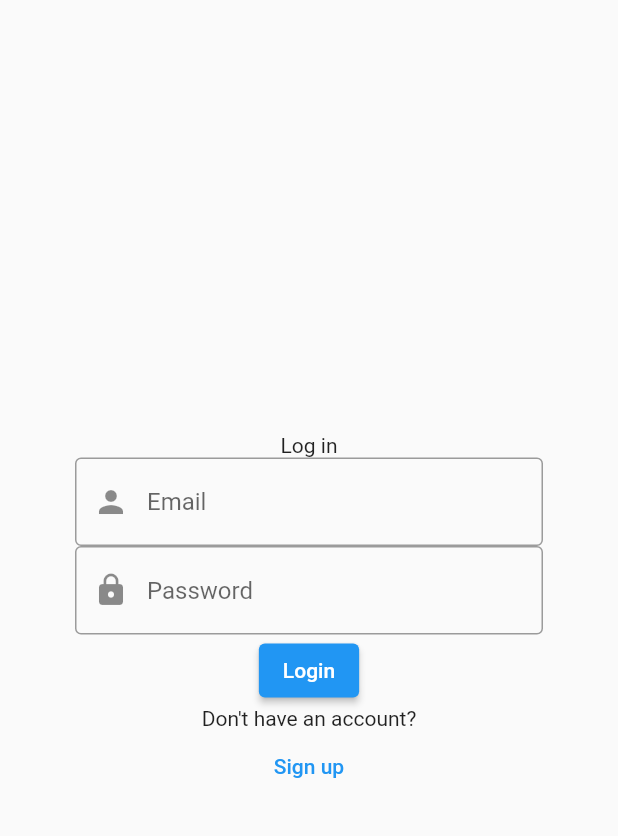
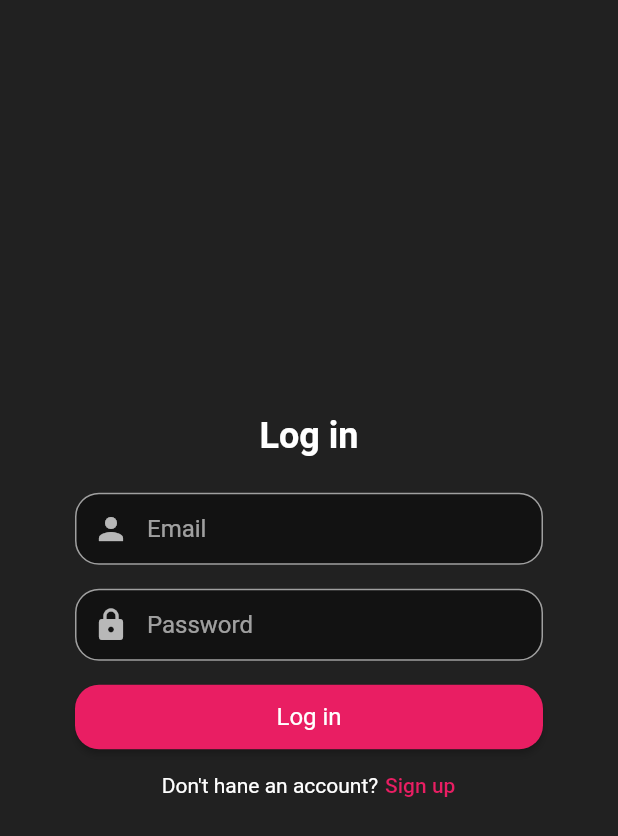
Before and after one commit to Elfsilon/flutter_study, a Flutter app: the screen it shows after launch, on a phone screen of 412 x 824 dp. Shown: the top 836 px of the screen. Run offline on Flutter 3.47's test engine with Material 2 defaults, Android fonts, the phone set to English and light mode, and no system bars.

Commit message:
Configure theme, finish design

```diff
--- /dev/null
+++ b/firebase_auth/lib/layouts/componnets/auth_body.dart
@@ -0,0 +1,65 @@
+import 'package:flutter/material.dart';
+
+class AuthLayoutConstants {
+  static const double titleBottomGap = 24.0;
+  static const double formGap = 16.0;
+  static const double rowGap = 4.0;
+  static const double layoutHorizontalPadding = 50.0;
+}
+
+class AuthBody extends StatelessWidget {
+  const AuthBody({
+    Key? key,
+    required this.title,
+    required this.subscription,
+    required this.subscriptionButton,
+    required this.formKey,
+    required this.children,
+  }) : super(key: key);
+
+  final String title;
+  final String subscription;
+  final TextButton subscriptionButton;
+  final GlobalKey<FormState> formKey;
+  final List<Widget> children;
+
+  @override
+  Widget build(BuildContext context){
+    return Center(
+      child: Container(
+        padding: const EdgeInsets.symmetric(
+          horizontal: AuthLayoutConstants.layoutHorizontalPadding
+        ),
+        child: Column(
+          mainAxisSize: MainAxisSize.max,
+          mainAxisAlignment: MainAxisAlignment.center,
+          children: [
+            Text(
+              title,
+              style: Theme.of(context).textTheme.headline6,
+            ),
+            const SizedBox(height: AuthLayoutConstants.titleBottomGap),
+            Form(
+              key: formKey,
+              child: ListView.separated(
+                padding: EdgeInsets.zero,
+                shrinkWrap: true,
+                itemCount: children.length,
+                separatorBuilder: (context, index) => const SizedBox(height: AuthLayoutConstants.formGap),
+                itemBuilder: (context, index) => children[index],
+              ),
+            ),
+            Row(
+              mainAxisAlignment: MainAxisAlignment.center,
+              children: [
+                Text(subscription),
+                const SizedBox(width: AuthLayoutConstants.rowGap),
+                subscriptionButton,
+              ],
+            ),
+          ],
+        ),
+      ),
+    );
+  }
+}
--- a/firebase_auth/lib/layouts/login_layout.dart
+++ b/firebase_auth/lib/layouts/login_layout.dart
@@ -1,4 +1,5 @@
 import 'package:firebase_auth/helpers/validator.dart';
+import 'package:firebase_auth/layouts/componnets/auth_body.dart';
 import 'package:flutter/material.dart';
 
 class LoginLayout extends StatelessWidget {
@@ -8,51 +9,44 @@ final _formKey = GlobalKey<FormState>();
 
   @override
   Widget build(BuildContext context){
-    return Center(
-      child: Container(
-        padding: const EdgeInsets.symmetric(horizontal: 50),
-        child: Column(
-          mainAxisSize: MainAxisSize.min,
-          children: [
-            const Text("Log in"),
-            Form(
-              key: _formKey,
-              child: Column(
-                mainAxisSize: MainAxisSize.min,
+    return AuthBody(
+      formKey: _formKey,
+      title: "Log in",
+      subscription: "Don't hane an account?",
+      subscriptionButton: TextButton(
+        onPressed: () => Navigator.pushNamed(context, "/signup"),
+        child: const Text("Sign up")
+      ),
       children: [
         TextFormField(
+          keyboardType: TextInputType.emailAddress,
           decoration: const InputDecoration(
             hintText: "Email",
             prefixIcon: Icon(Icons.person),
-                      border: OutlineInputBorder(),
           ),
           validator: (value) => Validator.email(value),
         ),
         TextFormField(
+          keyboardType: TextInputType.visiblePassword,
           decoration: const InputDecoration(
             hintText: "Password",
             prefixIcon: Icon(Icons.lock),
-                      border: OutlineInputBorder(),
           ),
           obscureText: true,
         ),
-                  ElevatedButton(
+        SizedBox(
+          width: double.infinity,
+          child: ElevatedButton(
             onPressed: () {
               if (_formKey.currentState!.validate()) {
                 print("correct");
               }
               print("incorrect");
             },
-                    child: const Text("Login"),
-                  ),
-                  const Text("Don't have an account?"),
-                  TextButton(onPressed: () => Navigator.pushNamed(context, "/signup"), child: const Text("Sign up")),
-                ],
+            child: const Text("Log in"),
           ),
         ),
       ],
-        ),
-      ),
     );
   }
 }
--- a/firebase_auth/lib/layouts/signup_layout.dart
+++ b/firebase_auth/lib/layouts/signup_layout.dart
@@ -1,4 +1,5 @@
 import 'package:firebase_auth/helpers/validator.dart';
+import 'package:firebase_auth/layouts/componnets/auth_body.dart';
 import 'package:flutter/material.dart';
 
 class SignupLayout extends StatelessWidget {
@@ -8,52 +9,45 @@ class SignupLayout extends StatelessWidget {
 
   @override
   Widget build(BuildContext context){
-    return Center(
-      child: Container(
-        padding: const EdgeInsets.symmetric(horizontal: 50),
-        child: Column(
-          mainAxisSize: MainAxisSize.min,
-          children: [
-            const Text("Sign up"),
-            Form(
-              key: _formKey,
-              child: Column(
-                mainAxisSize: MainAxisSize.min,
+    return AuthBody(
+      formKey: _formKey,
+      title: "Sign up",
+      subscription: "Already have an account?",
+      subscriptionButton: TextButton(
+        onPressed: () => Navigator.pushNamed(context, "/login"),
+        child: const Text("Log in"),
+      ),
       children: [
         TextFormField(
+          keyboardType: TextInputType.emailAddress,
           decoration: const InputDecoration(
             hintText: "Email",
             prefixIcon: Icon(Icons.person),
-                      border: OutlineInputBorder(),
           ),
           validator: (value) => Validator.email(value),
         ),
         TextFormField(
+          keyboardType: TextInputType.visiblePassword,
           decoration: const InputDecoration(
             hintText: "Password",
             prefixIcon: Icon(Icons.lock),
-                      border: OutlineInputBorder(),
           ),
           obscureText: true,
           validator: (value) => Validator.password(value),
         ),
-                  ElevatedButton(
+        SizedBox(
+          width: double.infinity,
+          child: ElevatedButton(
             onPressed: () {
               if (_formKey.currentState!.validate()) {
                 print("correct");
               }
               print("incorrect");
             },
-                    child: const Text("Login"),
-                  ),
-                  const Text("Already have an account?"),
-                  TextButton(onPressed: () => Navigator.pushNamed(context, "/login"), child: const Text("Log in"))
-                ],
+            child: const Text("Sign up"),
           ),
         ),
       ],
-        ),
-      ),
     );
   }
 }
--- a/firebase_auth/lib/main.dart
+++ b/firebase_auth/lib/main.dart
@@ -2,6 +2,12 @@ import 'package:firebase_auth/pages/congrats_page.dart';
 import 'package:firebase_auth/pages/login_page.dart';
 import 'package:firebase_auth/pages/signup_page.dart';
 import 'package:flutter/material.dart';
+
+class Constants {
+  static const borderRadius = BorderRadius.all(Radius.circular(16));
+
+  static const double padXS = 12.0;
+}
 
 void main() {
   runApp(const MyApp());
@@ -15,7 +21,43 @@ class MyApp extends StatelessWidget {
     return MaterialApp(
       title: 'Flutter Demo',
       theme: ThemeData(
-        primarySwatch: Colors.blue,
+        brightness: Brightness.dark,
+        primarySwatch: Colors.pink,
+        scaffoldBackgroundColor: Colors.grey.shade900,
+        textTheme: const TextTheme(
+          headline6: TextStyle(fontSize: 24.0, fontWeight: FontWeight.bold),
+          bodyText2: TextStyle(fontSize: 14.0),
+        ),
+        elevatedButtonTheme: ElevatedButtonThemeData(
+          style: ButtonStyle(
+            tapTargetSize: MaterialTapTargetSize.shrinkWrap,
+            textStyle: MaterialStateProperty.all(const TextStyle(
+              fontSize: 16,
+            )),
+            padding: MaterialStateProperty.all(
+              const EdgeInsets.symmetric(vertical: Constants.padXS)
+            ),
+            // minimumSize: MaterialStateProperty.all(const Size.fromHeight(0)),
+            shape: MaterialStateProperty.all(const RoundedRectangleBorder(
+              borderRadius: Constants.borderRadius,
+            )),
+          ),
+        ),
+        textButtonTheme: TextButtonThemeData(
+          style: ButtonStyle(
+            minimumSize: MaterialStateProperty.all(Size.zero),
+            padding: MaterialStateProperty.all(EdgeInsets.zero),
+          ),
+        ),
+        inputDecorationTheme: const InputDecorationTheme(
+          filled: true,
+          fillColor: Colors.black45,
+          contentPadding: EdgeInsets.all(Constants.padXS),
+          border: OutlineInputBorder(
+            borderRadius: Constants.borderRadius,
+          ),
+
+        ),
       ),
       debugShowCheckedModeBanner: false,
       initialRoute: "/login",
```
Lines whose indentation alone changed are shown as unchanged.
